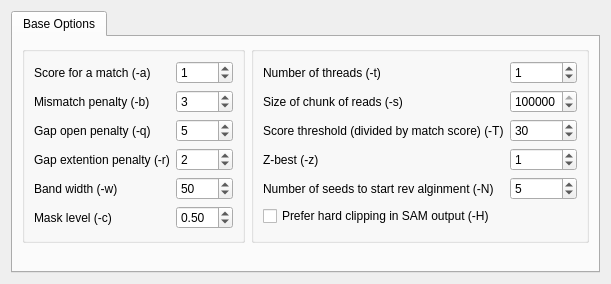
This is src/plugins/external_tool_support/src/ui/BwaSwSettings.ui in violethaze74/ugene as Qt 5 draws it before an edit. The edited form follows.
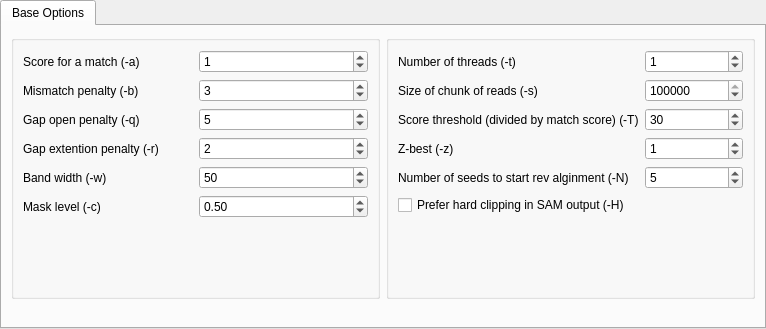
This is the edited form.

Commit message: Minor GUI changes: font color and widgets layout

Patch:
```diff
--- a/src/plugins/external_tool_support/src/ui/BwaSwSettings.ui
+++ b/src/plugins/external_tool_support/src/ui/BwaSwSettings.ui
@@ -6,8 +6,8 @@
    <rect>
     <x>0</x>
     <y>0</y>
-    <width>586</width>
-    <height>278</height>
+    <width>766</width>
+    <height>329</height>
    </rect>
   </property>
   <property name="windowTitle">
@@ -17,6 +17,9 @@
    <property name="sizeConstraint">
     <enum>QLayout::SetMinAndMaxSize</enum>
    </property>
+   <property name="margin">
+    <number>0</number>
+   </property>
    <item>
     <widget class="QTabWidget" name="tabWidget">
      <property name="currentIndex">
@@ -33,7 +36,7 @@
        <item>
         <layout class="QHBoxLayout" name="horizontalLayout">
          <property name="sizeConstraint">
-          <enum>QLayout::SetMaximumSize</enum>
+          <enum>QLayout::SetMinAndMaxSize</enum>
          </property>
          <item>
           <widget class="QGroupBox" name="groupBox_0">
@@ -182,7 +185,7 @@
               </property>
              </widget>
             </item>
-            <item row="10" column="0">
+            <item row="10" column="0" colspan="2">
              <spacer name="verticalSpacer_2">
               <property name="orientation">
                <enum>Qt::Vertical</enum>
@@ -190,7 +193,7 @@
               <property name="sizeHint" stdset="0">
                <size>
                 <width>20</width>
-                <height>40</height>
+                <height>0</height>
                </size>
               </property>
              </spacer>
@@ -331,26 +334,26 @@
               </property>
              </widget>
             </item>
-            <item row="9" column="0">
+            <item row="10" column="0" colspan="2">
+             <spacer name="verticalSpacer">
+              <property name="orientation">
+               <enum>Qt::Vertical</enum>
+              </property>
+              <property name="sizeHint" stdset="0">
+               <size>
+                <width>20</width>
+                <height>0</height>
+               </size>
+              </property>
+             </spacer>
+            </item>
+            <item row="9" column="0" colspan="2">
              <widget class="QCheckBox" name="hardClippingCheckBox">
               <property name="text">
                <string>Prefer hard clipping in SAM output (-H)</string>
               </property>
              </widget>
             </item>
-            <item row="10" column="0">
-             <spacer name="verticalSpacer">
-              <property name="orientation">
-               <enum>Qt::Vertical</enum>
-              </property>
-              <property name="sizeHint" stdset="0">
-               <size>
-                <width>20</width>
-                <height>0</height>
-               </size>
-              </property>
-             </spacer>
-            </item>
            </layout>
           </widget>
          </item>
```
The commit also changes 3 other files.
